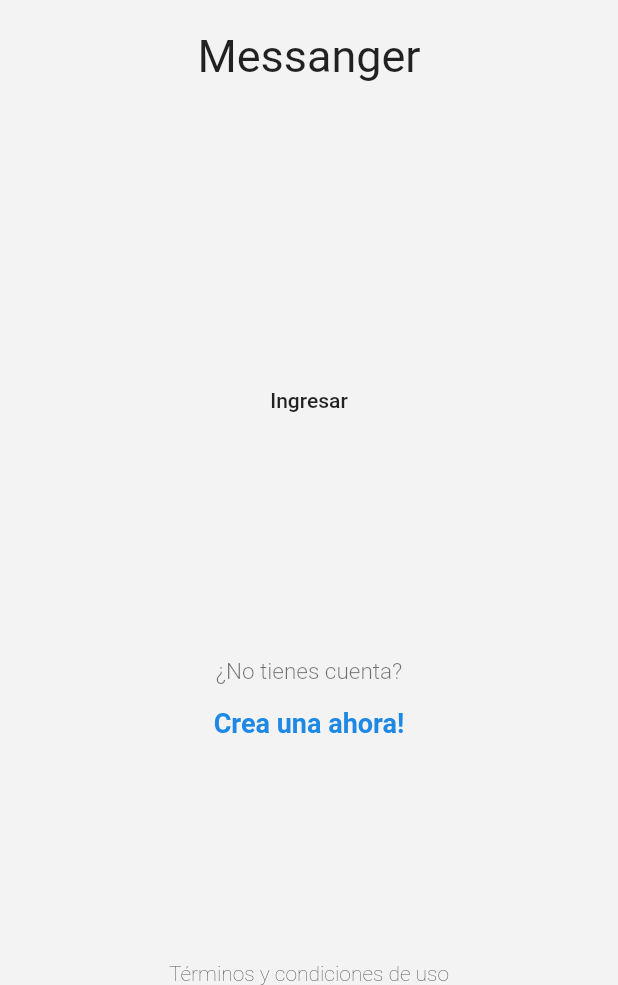
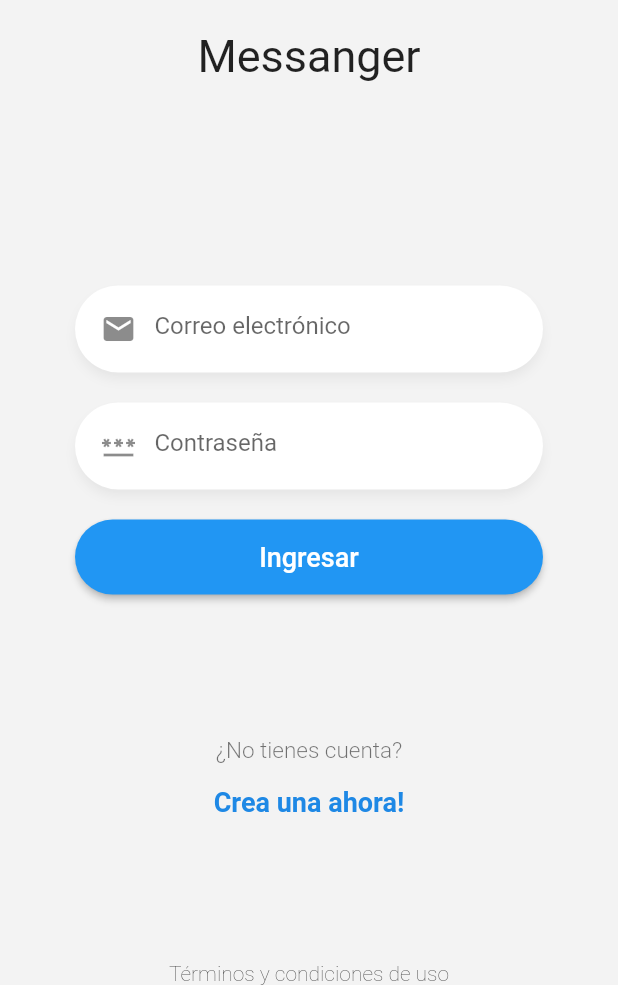
Before and after one commit to AndresCamiloChavez/ChatApp, a Flutter app: the screen it shows after launch, on a phone screen of 412 x 824 dp, the part 251-1236 px from its top. Run offline on Flutter 3.47's test engine with Material 2 defaults, Android fonts, the phone set to English and light mode, and no system bars.

Commit message:
Implementación de widgets personalizados

```diff
--- a/lib/pages/login_page.dart
+++ b/lib/pages/login_page.dart
@@ -1,4 +1,11 @@
+import 'dart:math';
+
+import 'package:chat_app/widgets/button_blue.dart';
+import 'package:chat_app/widgets/custom_input.dart';
 import 'package:flutter/material.dart';
+
+import '../widgets/labels.dart';
+import '../widgets/logo.dart';
 
 class LoginPage extends StatelessWidget {
   const LoginPage({Key? key}) : super(key: key);
@@ -11,48 +18,15 @@ class LoginPage extends StatelessWidget {
         child: Column(
           mainAxisAlignment: MainAxisAlignment.spaceBetween,
           children: [
-            _Logo(),
+            Logo(),
             _Form(),
-            _Labels(),
+            Labels(),
             Text(
               'Términos y condiciones de uso',
               style: TextStyle(fontWeight: FontWeight.w200),
             )
           ],
         ),
-      ),
-    );
-  }
-}
-
-class _Labels extends StatelessWidget {
-  const _Labels({
-    Key? key,
-  }) : super(key: key);
-
-  @override
-  Widget build(BuildContext context) {
-    return Container(
-      child: Column(
-        children: [
-          Text(
-            '¿No tienes cuenta?',
-            style: TextStyle(
-                color: Colors.black54,
-                fontSize: 15,
-                fontWeight: FontWeight.w300),
-          ),
-          SizedBox(
-            height: 15,
-          ),
-          Text(
-            'Crea una ahora!',
-            style: TextStyle(
-                color: Colors.blue[600],
-                fontSize: 18,
-                fontWeight: FontWeight.bold),
-          )
-        ],
       ),
     );
   }
@@ -68,6 +42,8 @@ class _Form extends StatefulWidget {
 }
 
 class _FormState extends State<_Form> {
+  final emailCtrl = TextEditingController();
+  final passwordCtrl = TextEditingController();
   @override
   Widget build(BuildContext context) {
     return Container(
@@ -75,41 +51,24 @@ class _FormState extends State<_Form> {
       padding: const EdgeInsets.symmetric(horizontal: 50),
       child: Column(
         children: [
-
-          MaterialButton(
-            onPressed: () {},
-            child: Text('Ingresar'),
-          )
+          CustomInput(
+            icon: Icons.email,
+            placeholder: 'Correo electrónico',
+            keyboardType: TextInputType.emailAddress,
+            textControl: emailCtrl,
+          ),
+          CustomInput(
+            icon: Icons.password,
+            placeholder: 'Contraseña',
+            keyboardType: TextInputType.visiblePassword,
+            textControl: passwordCtrl,
+            isPassword: true,
+          ),
+          ButtonBlue(text: 'Ingresar', color: Colors.blue, onPressed: (){
+            print('LOG dando click sobre el botón ${ 1 }');
+          })
         ],
       ),
     );
   }
 }
-
-class _Logo extends StatelessWidget {
-  const _Logo({
-    Key? key,
-  }) : super(key: key);
-
-  @override
-  Widget build(BuildContext context) {
-    return Center(
-      child: Container(
-        margin: EdgeInsets.only(top: 50),
-        width: 170,
-        child: Column(
-          children: [
-            Image(image: AssetImage('assets/tag-logo.png')),
-            SizedBox(
-              height: 20,
-            ),
-            Text(
-              'Messanger',
-              style: TextStyle(fontSize: 30),
-            )
-          ],
-        ),
-      ),
-    );
-  }
-}
--- /dev/null
+++ b/lib/widgets/button_blue.dart
@@ -0,0 +1,30 @@
+import 'package:flutter/material.dart';
+
+class ButtonBlue extends StatelessWidget {
+  final String text;
+  final Color color;
+  final Function() onPressed;
+
+  const ButtonBlue({Key? key, required this.text, required this.color, required this.onPressed})
+      : super(key: key);
+
+  @override
+  Widget build(BuildContext context) {
+    return MaterialButton(
+      elevation: 2,
+      highlightElevation: 5,
+      color: color,
+      shape: StadiumBorder(),
+      onPressed: onPressed,
+      child: Container(
+        width: double.infinity,
+        height: 50,
+        child: Center(
+            child: Text(
+          text,
+          style: TextStyle(color: Colors.white, fontSize: 18),
+        )),
+      ),
+    );
+  }
+}
--- /dev/null
+++ b/lib/widgets/custom_input.dart
@@ -0,0 +1,46 @@
+import 'package:flutter/material.dart';
+
+class CustomInput extends StatelessWidget {
+  final IconData icon;
+  final String placeholder;
+  final TextEditingController textControl;
+  final TextInputType keyboardType;
+  final bool isPassword;
+
+  const CustomInput(
+      {Key? key,
+      required this.icon,
+      required this.placeholder,
+      required this.textControl,
+      this.keyboardType = TextInputType.text,
+      this.isPassword = false})
+      : super(key: key);
+
+  @override
+  Widget build(BuildContext context) {
+    return Container(
+      margin: EdgeInsets.only(bottom: 20),
+      padding: EdgeInsets.only(top: 5, left: 5, bottom: 5, right: 20),
+      decoration: BoxDecoration(
+          color: Colors.white,
+          borderRadius: BorderRadius.circular(30),
+          boxShadow: [
+            BoxShadow(
+                color: Colors.black.withOpacity(0.05),
+                offset: Offset(0, 5),
+                blurRadius: 5)
+          ]),
+      child: TextField(
+        controller: textControl,
+        autocorrect: false,
+        keyboardType: keyboardType,
+        obscureText: isPassword,
+        decoration: InputDecoration(
+            prefixIcon: Icon(icon),
+            focusedBorder: InputBorder.none,
+            border: InputBorder.none,
+            hintText: placeholder),
+      ),
+    );
+  }
+}
--- /dev/null
+++ b/lib/widgets/labels.dart
@@ -0,0 +1,35 @@
+import 'package:flutter/material.dart';
+import 'package:flutter/widgets.dart';
+
+class Labels extends StatelessWidget {
+  const Labels({
+    Key? key,
+  }) : super(key: key);
+
+  @override
+  Widget build(BuildContext context) {
+    return Container(
+      child: Column(
+        children: [
+          Text(
+            '¿No tienes cuenta?',
+            style: TextStyle(
+                color: Colors.black54,
+                fontSize: 15,
+                fontWeight: FontWeight.w300),
+          ),
+          SizedBox(
+            height: 15,
+          ),
+          Text(
+            'Crea una ahora!',
+            style: TextStyle(
+                color: Colors.blue[600],
+                fontSize: 18,
+                fontWeight: FontWeight.bold),
+          )
+        ],
+      ),
+    );
+  }
+}
--- /dev/null
+++ b/lib/widgets/logo.dart
@@ -0,0 +1,29 @@
+import 'package:flutter/widgets.dart';
+
+class Logo extends StatelessWidget {
+  const Logo({
+    Key? key,
+  }) : super(key: key);
+
+  @override
+  Widget build(BuildContext context) {
+    return Center(
+      child: Container(
+        margin: EdgeInsets.only(top: 50),
+        width: 170,
+        child: Column(
+          children: [
+            Image(image: AssetImage('assets/tag-logo.png')),
+            SizedBox(
+              height: 20,
+            ),
+            Text(
+              'Messanger',
+              style: TextStyle(fontSize: 30),
+            )
+          ],
+        ),
+      ),
+    );
+  }
+}
```
